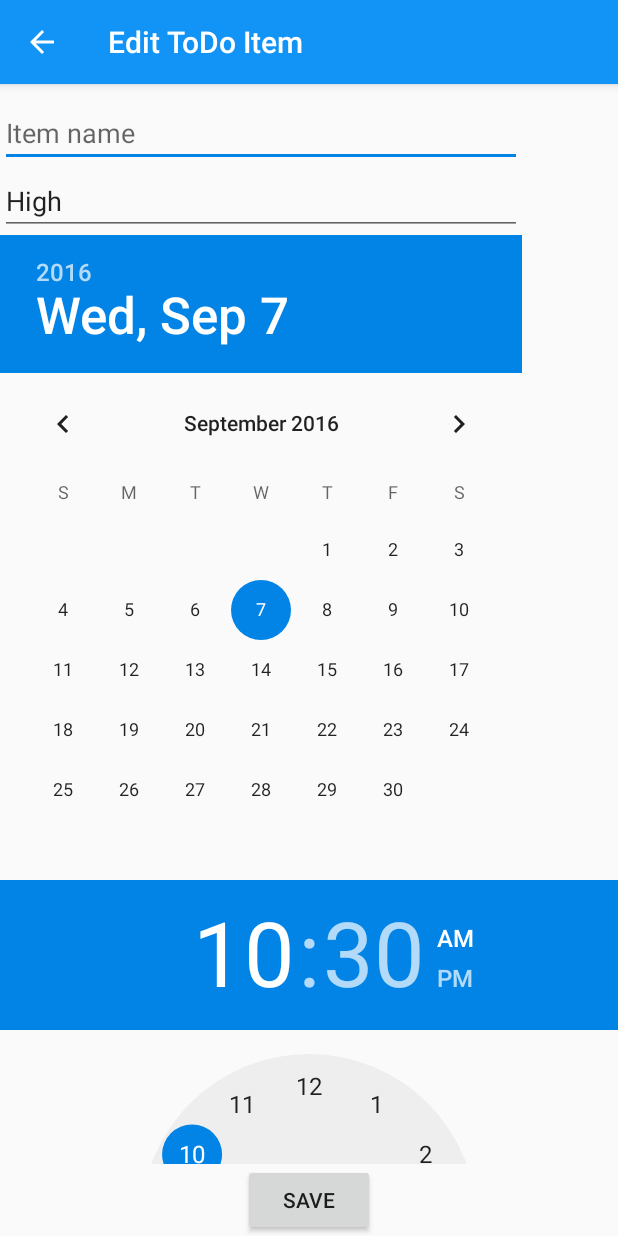
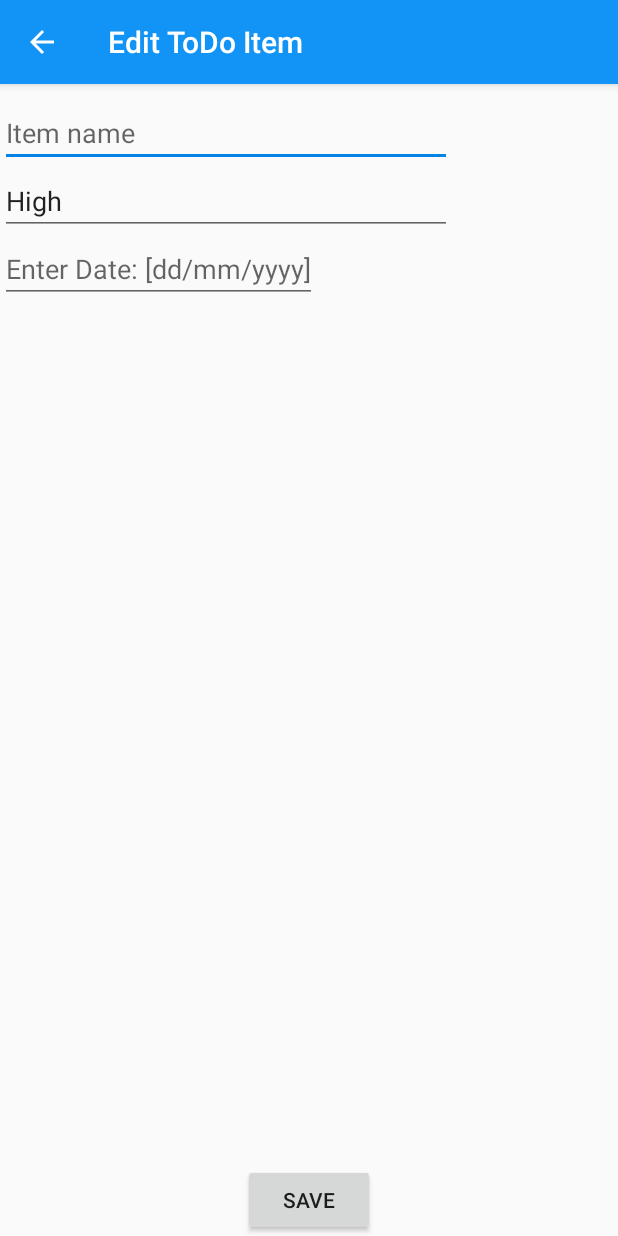
Before and after one commit to gillmccabe/project_2, an Android app: the EditItemActivity screen opened directly, with no data from a screen before it, on a phone screen of 412 x 824 dp. Run offline under Robolectric (Android 15) with nearby library versions, the phone set to English and light mode, and no system bars; 5 statements that could not run were skipped.

Commit message:
updated date to string

```diff
--- a/app/src/main/java/com/example/user/todolistnew/EditItemActivity.java
+++ b/app/src/main/java/com/example/user/todolistnew/EditItemActivity.java
@@ -19,8 +19,7 @@ public class EditItemActivity extends AppCompatActivity {
 
     EditText editText;
     EditText newPriority;
-    DatePicker datePicker;
-    TimePicker timePicker;
+    EditText newDuedate;
 
     public static final String EXTRA_NAME = "name";
     public static final String EXTRA_PRI = "priority";
@@ -31,7 +30,7 @@ public class EditItemActivity extends AppCompatActivity {
 
     String mName="";
     String mPriority="High";
-    Long mDate = new Date().getTime();
+    String mDate = "";
     String mId = "";
     int position;
 
@@ -41,16 +40,16 @@ public class EditItemActivity extends AppCompatActivity {
         super.onCreate(savedInstanceState);
         setContentView(R.layout.activity_edit_item);
         Bundle intent = getIntent().getExtras();
-        if(intent.containsKey(EXTRA_NAME))
+        if (intent.containsKey(EXTRA_NAME))
             mName = intent.getString(EXTRA_NAME);
-        if(intent.containsKey(EXTRA_ID))
+        if (intent.containsKey(EXTRA_ID))
             mId = intent.getString(EXTRA_ID);
-        if(intent.containsKey(EXTRA_PRI))
+        if (intent.containsKey(EXTRA_PRI))
             mPriority = intent.getString(EXTRA_PRI);
-        if(intent.containsKey(EXTRA_DUE_DATE))
-            mDate = intent.getLong(EXTRA_DUE_DATE);
+        if (intent.containsKey(EXTRA_DUE_DATE))
+            mDate = intent.getString(EXTRA_DUE_DATE);
 
-        if(intent.containsKey(EXTRA_POSITION))
+        if (intent.containsKey(EXTRA_POSITION))
             position = intent.getInt(EXTRA_POSITION);
         editText = (EditText) findViewById(R.id.etEditText);
         editText.setText(mName);
@@ -58,35 +57,18 @@ public class EditItemActivity extends AppCompatActivity {
         newPriority = (EditText) findViewById(R.id.etPriority);
         newPriority.setText(mPriority);
         newPriority.setSelection(mPriority.length());
-        datePicker = (DatePicker) findViewById(R.id.datePicker);
-        Calendar dueDate = Calendar.getInstance();
-        dueDate.setTimeInMillis(mDate);
-        datePicker.updateDate(dueDate.get(Calendar.YEAR), dueDate.get(Calendar.MONTH), dueDate.get(Calendar.DAY_OF_MONTH));
+        editText = (EditText) findViewById(R.id.dueDate);
+        editText.setText(mDate);
+        editText.setSelection(mDate.length());
+    }
 
-        timePicker = (TimePicker) findViewById(R.id.timePicker);
-
-        if (android.os.Build.VERSION.SDK_INT < Build.VERSION_CODES.M) {
-            timePicker.setCurrentHour(dueDate.get(Calendar.HOUR_OF_DAY));
-            timePicker.setCurrentMinute(dueDate.get(Calendar.MINUTE));
-        } else {
-            timePicker.setHour(dueDate.get(Calendar.HOUR_OF_DAY));
-            timePicker.setMinute(dueDate.get(Calendar.MINUTE));
-        }
-
-    }
 
     public void onSaveBtn(View view) {
 
         Intent data = new Intent();
         data.putExtra(EditItemActivity.EXTRA_NAME, editText.getText().toString());
         data.putExtra(EditItemActivity.EXTRA_PRI,newPriority.getText().toString());
-        Calendar dueDate = Calendar.getInstance();
-        if (android.os.Build.VERSION.SDK_INT < Build.VERSION_CODES.M) {
-            dueDate.set(datePicker.getYear(), datePicker.getMonth(), datePicker.getDayOfMonth(), timePicker.getCurrentHour(), timePicker.getCurrentMinute());
-        } else{
-            dueDate.set(datePicker.getYear(), datePicker.getMonth(), datePicker.getDayOfMonth(), timePicker.getHour(), timePicker.getMinute());
-        }
-        data.putExtra(EditItemActivity.EXTRA_DUE_DATE, dueDate.getTimeInMillis());
+        data.putExtra(EditItemActivity.EXTRA_DUE_DATE,newDuedate.getText().toString());
         data.putExtra(EditItemActivity.EXTRA_POSITION, position);
         data.putExtra(EditItemActivity.EXTRA_ID, mId);
         setResult(RESULT_OK, data); // set result code and bundle data for response
--- a/app/src/main/res/layout/activity_edit_item.xml
+++ b/app/src/main/res/layout/activity_edit_item.xml
@@ -25,8 +25,27 @@
         android:layout_below="@+id/etEditText"
         android:layout_alignParentLeft="true"
         android:layout_alignParentStart="true"
-        android:hint="Priority [Low, Medium, High]"
-        android:layout_alignRight="@+id/datePicker" />
+        android:hint="Choose Priority: [Low, Medium, High]" />
+
+
+    <EditText
+        android:layout_width="wrap_content"
+        android:layout_height="wrap_content"
+        android:id="@+id/dueDate"
+        android:layout_below="@+id/etPriority"
+        android:layout_alignParentLeft="true"
+        android:layout_alignParentStart="true"
+        android:hint="Enter Date: [dd/mm/yyyy]" />
+
+    <Button
+        android:layout_width="wrap_content"
+        android:layout_height="wrap_content"
+        android:text="@string/save"
+        android:id="@+id/btnSave"
+        android:onClick="onSaveBtn"
+        android:layout_alignParentBottom="true"
+        android:layout_centerHorizontal="true" />
+
 
     <!--<Spinner-->
         <!--android:id="@+id/etPriority"-->
@@ -40,31 +59,31 @@
         <!--android:layout_alignParentLeft="true"-->
         <!--android:layout_alignParentStart="true"/>-->
 
-    <Button
-        android:layout_width="wrap_content"
-        android:layout_height="wrap_content"
-        android:text="@string/save"
-        android:id="@+id/btnSave"
-        android:onClick="onSaveBtn"
-        android:layout_alignParentBottom="true"
-        android:layout_centerHorizontal="true" />
+    <!--<Button-->
+        <!--android:layout_width="wrap_content"-->
+        <!--android:layout_height="wrap_content"-->
+        <!--android:text="@string/save"-->
+        <!--android:id="@+id/btnSave"-->
+        <!--android:onClick="onSaveBtn"-->
+        <!--android:layout_alignParentBottom="true"-->
+        <!--android:layout_centerHorizontal="true" />-->
 
 
-    <DatePicker
-        android:layout_width="wrap_content"
-        android:layout_height="wrap_content"
-        android:id="@+id/datePicker"
-        android:layout_below="@+id/etPriority"
-        android:layout_alignParentLeft="true"
-        android:layout_alignParentStart="true"
-        android:calendarViewShown="false"/>
+    <!--<DatePicker-->
+        <!--android:layout_width="wrap_content"-->
+        <!--android:layout_height="wrap_content"-->
+        <!--android:id="@+id/datePicker"-->
+        <!--android:layout_below="@+id/etPriority"-->
+        <!--android:layout_alignParentLeft="true"-->
+        <!--android:layout_alignParentStart="true"-->
+        <!--android:calendarViewShown="false"/>-->
 
-    <TimePicker
-        android:layout_width="wrap_content"
-        android:layout_height="wrap_content"
-        android:id="@+id/timePicker"
-        android:layout_below="@+id/datePicker"
-        android:layout_above="@+id/btnSave" />
+    <!--<TimePicker-->
+        <!--android:layout_width="wrap_content"-->
+        <!--android:layout_height="wrap_content"-->
+        <!--android:id="@+id/timePicker"-->
+        <!--android:layout_below="@+id/datePicker"-->
+        <!--android:layout_above="@+id/btnSave" />-->
 
 
 </RelativeLayout>
```
Also changed, not shown: app/src/main/java/com/example/user/todolistnew/MainActivity.java (+15 -24 lines), app/src/main/java/com/example/user/todolistnew/ToDoListAdapter.java (+14 -2 lines).
